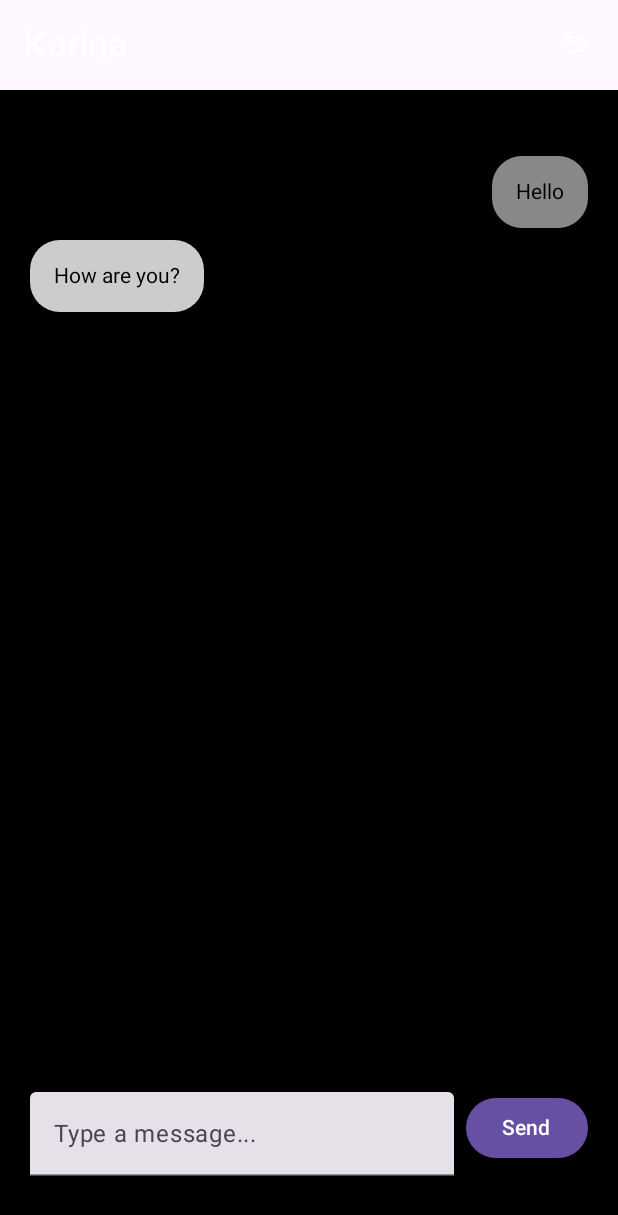
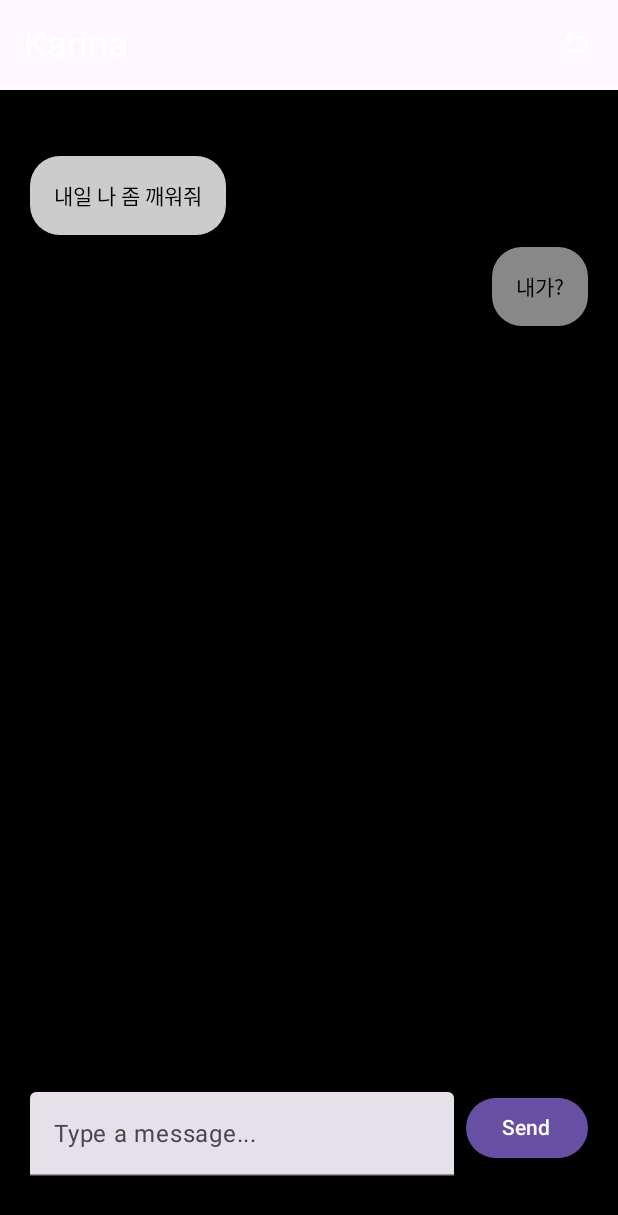
Before and after one commit to Woo124/alarm05, an Android app built with Jetpack Compose: the composable ChatView shown on its own in the app's theme, after a tap on "Karina", on a phone screen of 412 x 824 dp. Shown: the top 1215 px of the screen. Run offline under Robolectric (Android 15) with nearby library versions, the phone set to English and light mode, and no system bars; our stand-ins replace Compose Multiplatform resources; 1 statement that could not run was skipped.

Commit message:
Fix: Fix Chat Errors

```diff
--- a/composeApp/src/androidMain/AndroidManifest.xml
+++ b/composeApp/src/androidMain/AndroidManifest.xml
@@ -7,6 +7,7 @@
         android:label="@string/app_name"
         android:roundIcon="@mipmap/ic_launcher_round"
         android:supportsRtl="true"
+        android:usesCleartextTraffic="true"
         android:theme="@android:style/Theme.Material.Light.NoActionBar">
         <activity
             android:exported="true"
--- /dev/null
+++ b/composeApp/src/androidMain/kotlin/device/AudioAPI.android.kt
@@ -0,0 +1,6 @@
+package device
+
+
+actual suspend fun playAudioByPlatform(byteArray: ByteArray) {
+    playAudioCommon(byteArray)
+}
--- a/composeApp/src/commonMain/kotlin/App.kt
+++ b/composeApp/src/commonMain/kotlin/App.kt
@@ -2,16 +2,15 @@ import alarm05.composeapp.generated.resources.Res
 import alarm05.composeapp.generated.resources.SUITE_Variable
 import androidx.compose.material.MaterialTheme
 import androidx.compose.material.Typography
-import androidx.compose.runtime.*
-import androidx.compose.ui.text.TextStyle
+import androidx.compose.runtime.Composable
 import androidx.compose.ui.text.font.FontFamily
-import androidx.compose.ui.text.font.FontWeight
-import androidx.compose.ui.unit.sp
 import org.jetbrains.compose.resources.ExperimentalResourceApi
 import org.jetbrains.compose.resources.Font
 import org.jetbrains.compose.ui.tooling.preview.Preview
+import ui.main.MainAppView
 
-import ui.main.MainAppView
+
+var userName = "이름 없는 유저"
 
 
 @Composable
--- a/composeApp/src/commonMain/kotlin/ui/navigation/ChatViewController.kt
+++ b/composeApp/src/commonMain/kotlin/ui/navigation/ChatViewController.kt
@@ -1,34 +1,26 @@
 package ui.navigation
 
 import alarm05.composeapp.generated.resources.Res
-import alarm05.composeapp.generated.resources.alarm_24dp_fill1_wght700_grad_25_opsz24
-import alarm05.composeapp.generated.resources.button_alarm_add
 import alarm05.composeapp.generated.resources.undo_24dp_fill0_wght400_grad0_opsz24
-import androidx.compose.animation.*
-import androidx.compose.animation.core.FiniteAnimationSpec
-import androidx.compose.animation.core.Spring
-import androidx.compose.animation.core.spring
+import androidx.compose.animation.AnimatedVisibility
+import androidx.compose.animation.slideInVertically
+import androidx.compose.animation.slideOutVertically
 import androidx.compose.foundation.Image
 import androidx.compose.foundation.background
 import androidx.compose.foundation.layout.*
 import androidx.compose.foundation.lazy.LazyColumn
 import androidx.compose.foundation.lazy.itemsIndexed
 import androidx.compose.foundation.shape.RoundedCornerShape
-import androidx.compose.material.Card
-import androidx.compose.material.Icon
-import androidx.compose.material.IconButton
-import androidx.compose.material.Surface
-import androidx.compose.material.icons.Icons
-import androidx.compose.material.icons.filled.ArrowBack
 import androidx.compose.material3.Text
-import androidx.compose.runtime.*
+import androidx.compose.runtime.Composable
+import androidx.compose.runtime.getValue
+import androidx.compose.runtime.mutableStateOf
 import androidx.compose.runtime.saveable.rememberSaveable
+import androidx.compose.runtime.setValue
 import androidx.compose.ui.Alignment
 import androidx.compose.ui.Modifier
 import androidx.compose.ui.draw.clip
 import androidx.compose.ui.graphics.Color
-import androidx.compose.ui.layout.AlignmentLine
-import androidx.compose.ui.text.font.FontWeight
 import androidx.compose.ui.unit.dp
 import androidx.compose.ui.unit.sp
 import org.jetbrains.compose.resources.ExperimentalResourceApi
@@ -39,20 +31,27 @@ import ui.popup.ChatPopup
 import ui.theme.ClickAnimation
 import ui.theme.bounceClick
 
+import userName
+
+
+fun getChatPreset(usr: String): MutableMap<String, List<ChatMessage>> {
+    return mutableMapOf(
+        "Karina" to listOf(ChatMessage("Karina", "내일 나 좀 깨워줘"), ChatMessage(usr, "내가?")),
+        "Winter" to listOf(ChatMessage(usr,"내일 나 좀 깨워줘"), ChatMessage("Winter","내가?")),
+        "Giselle" to listOf(ChatMessage("Giselle","바빠?"), ChatMessage(usr,"자는 중....")),
+        "Ningning" to listOf(ChatMessage("Ningning","안녕?"), ChatMessage(usr,"ㅋㅋㅋㅋㅋㅋ"))
+    )
+}
+
 
 @OptIn(ExperimentalResourceApi::class)
 @Composable
 fun ChatView() {
     var showChatRoom by rememberSaveable { mutableStateOf(false) }
-    val chatPopupIndex = rememberSaveable{mutableStateOf("")}
+    val chatPopupIndex = rememberSaveable { mutableStateOf("") }
+    val chatHistoryList = rememberSaveable { mutableStateOf(listOf<ChatMessage>()) }
 
-    val chatHistory = mutableMapOf<String, MutableList<ChatMessage>>(
-        "Karina" to mutableListOf(ChatMessage("Me", "Hello"), ChatMessage("Karina", "How are you?")),
-        "Winter" to mutableListOf(ChatMessage("Winter","Good"),ChatMessage("Me","Nice")),
-        "Test" to mutableListOf(ChatMessage("Test","test1"),ChatMessage("Me","Nice"))
-
-
-    )
+    val chatHistory = rememberSaveable { getChatPreset(userName).filterKeys { userName != it }.toMutableMap() }
 
     Column(
         modifier = Modifier.fillMaxSize(),
@@ -80,9 +79,9 @@ fun ChatView() {
                 itemsIndexed(chatHistory.keys.toList()) { _, name ->
                     ChatListComponent(name) {
                         chatPopupIndex.value = name
+                        chatHistoryList.value = chatHistory[name]!!
                         showChatRoom = true
                         println(chatPopupIndex.value)
-
                     }
                 }
             }
@@ -102,7 +101,7 @@ fun ChatView() {
                     horizontalArrangement = Arrangement.SpaceBetween
                 ) {
                     Text(
-                        text = "${chatPopupIndex.value}",
+                        text = chatPopupIndex.value,
                         color = Color.White,
                         fontSize = 24.sp,
                         modifier = Modifier.weight(1f)
@@ -119,7 +118,7 @@ fun ChatView() {
                     )
                 }
 
-                ChatPopup(chatHistory, chatPopupIndex)
+                ChatPopup(chatHistoryList, chatPopupIndex)
             }
         }
     }
--- a/composeApp/src/commonMain/kotlin/ui/popup/AlarmPopup.kt
+++ b/composeApp/src/commonMain/kotlin/ui/popup/AlarmPopup.kt
@@ -1,6 +1,8 @@
 package ui.popup
 
-import androidx.compose.foundation.layout.*
+import androidx.compose.foundation.layout.Column
+import androidx.compose.foundation.layout.fillMaxWidth
+import androidx.compose.foundation.layout.padding
 import androidx.compose.foundation.text.KeyboardOptions
 import androidx.compose.material3.*
 import androidx.compose.runtime.*
@@ -9,7 +11,6 @@ import androidx.compose.ui.Modifier
 import androidx.compose.ui.text.input.KeyboardType
 import androidx.compose.ui.unit.dp
 import androidx.compose.ui.unit.sp
-import kotlinx.coroutines.launch
 import ui.navigation.AlarmInfo
 
 @OptIn(ExperimentalMaterial3Api::class)
--- a/composeApp/src/commonMain/kotlin/ui/popup/ChatPopup.kt
+++ b/composeApp/src/commonMain/kotlin/ui/popup/ChatPopup.kt
@@ -3,7 +3,6 @@ package ui.popup
 import androidx.compose.foundation.background
 import androidx.compose.foundation.layout.*
 import androidx.compose.foundation.lazy.LazyColumn
-import androidx.compose.foundation.lazy.items
 import androidx.compose.foundation.lazy.itemsIndexed
 import androidx.compose.foundation.shape.RoundedCornerShape
 import androidx.compose.material3.Button
@@ -16,23 +15,36 @@ import androidx.compose.ui.Alignment
 import androidx.compose.ui.Modifier
 import androidx.compose.ui.graphics.Color
 import androidx.compose.ui.unit.dp
-import androidx.compose.ui.unit.sp
-import kotlinx.coroutines.CoroutineScope
-import kotlinx.coroutines.Dispatchers
+import kotlinx.coroutines.delay
 import kotlinx.coroutines.launch
+import network.getChatMessages
 import network.getTTSSound
 import network.sendChatMessage
-import network.sendGetRequest
-import ui.theme.ClickAnimation
-import ui.theme.bounceClick
+
+import userName
 
 
 @Composable
 fun ChatPopup(
-    chatHistory: MutableMap<String, MutableList<ChatMessage>>,
+    chatHistoryList: MutableState<List<ChatMessage>>,
     chatPopupIndex: MutableState<String>
 ) {
     var message by rememberSaveable() { mutableStateOf("") }
+    val scope = rememberCoroutineScope()
+    val messagingLoop = rememberCoroutineScope()
+
+    messagingLoop.launch {
+        while (true) {
+            getChatMessages(userName).forEach { newMessage ->
+                val history = chatHistoryList.value.toMutableList()
+                history.add(ChatMessage(chatPopupIndex.value, newMessage))
+                chatHistoryList.value = history.toList()
+                getTTSSound("ko", newMessage)
+            }
+            delay(500)
+        }
+    }
+
     Column(
         modifier = Modifier
             .background(Color.Black)
@@ -48,14 +60,14 @@ fun ChatPopup(
                 .padding(horizontal = 20.dp),
             reverseLayout = false // 역순으로 레이아웃 설정
         ) {
-            itemsIndexed(chatHistory[chatPopupIndex.value] ?: emptyList()) { _, chatMessage ->
-                val alignment = if (chatMessage.sender == "Me") Alignment.TopEnd else Alignment.TopStart
-                val backgroundColor = if (chatMessage.sender == "Me") Color.Gray else Color.LightGray
+            itemsIndexed(chatHistoryList.value) { _, chatMessage ->
+                val alignment = if (chatMessage.sender == userName) Alignment.TopEnd else Alignment.TopStart
+                val backgroundColor = if (chatMessage.sender == userName) Color.Gray else Color.LightGray
                 Box(
                     contentAlignment = alignment,
                     modifier = Modifier
                         .fillMaxWidth()
-                        .padding(vertical = 4.dp) // 각 채팅 아이템 사이의 간격 추가
+                        .padding(vertical = 4.dp)  // 각 채팅 아이템 사이의 간격 추가
                 ) {
                     Box(
                         modifier = Modifier
@@ -67,7 +79,6 @@ fun ChatPopup(
                             text = chatMessage.message,
                             color = Color.Black,
                             modifier = Modifier.padding(8.dp)
-
                         )
                     }
                 }
@@ -82,8 +93,6 @@ fun ChatPopup(
             TextField(
                 value = message,
                 onValueChange = { message = it },
-
-
                 modifier = Modifier
                     .weight(1f)
                     .padding(end = 8.dp), // 텍스트 필드와 버튼 사이에 간격을 둠
@@ -93,18 +102,17 @@ fun ChatPopup(
             Button(
                 onClick = {
                     if (message.isNotEmpty()) {
-                        val newChatMessage = ChatMessage(sender = "Me", message = message)
+                        val newChatMessage = ChatMessage(sender = userName, message = message)
+                        val history = chatHistoryList.value.toMutableList()
+                        history.add(newChatMessage)
+                        chatHistoryList.value = history.toList()  // 메시지를 채팅 기록에 추가
 
-                        chatHistory[chatPopupIndex.value]?.add(newChatMessage) // 메시지를 채팅 기록에 추가
-                        val coroutineScope = CoroutineScope(Dispatchers.Main) // 또는 다른 디스패처를 선택합니다.
-                        coroutineScope.launch {
-                            sendChatMessage(newChatMessage.sender, message)
-                            getTTSSound("ko", message)
+                        scope.launch {
+                            sendChatMessage(chatPopupIndex.value, message)
                             message = "" // 메시지 전송 후 텍스트 필드 비우기
                         }
-                        println(newChatMessage.sender)
 
-
+                        println("[ME: ${userName}] Send message $message to ${chatPopupIndex.value}")
                     }
                 },
                  // 버튼을 텍스트 필드의 중앙에 맞춤
--- a/gradle/libs.versions.toml
+++ b/gradle/libs.versions.toml
@@ -17,8 +17,10 @@ junit = "4.13.2"
 kotlin = "1.9.23"
 material3Android = "1.2.1"
 ktor = "1.6.7"
+korge = "5.4.0"
 
 [libraries]
+kotlin-stdlib = { module = "org.jetbrains.kotlin:kotlin-stdlib", version.ref = "kotlin" }
 kotlin-test = { module = "org.jetbrains.kotlin:kotlin-test", version.ref = "kotlin" }
 kotlin-test-junit = { module = "org.jetbrains.kotlin:kotlin-test-junit", version.ref = "kotlin" }
 junit = { group = "junit", name = "junit", version.ref = "junit" }
@@ -37,6 +39,9 @@ ktor-client-core = { module = "io.ktor:ktor-client-core", version.ref = "ktor" }
 ktor-client-cio = { module = "io.ktor:ktor-client-cio", version.ref = "ktor" }
 ktor-client-json = { module = "io.ktor:ktor-client-json", version.ref = "ktor" }
 ktor-client-serialization = { module = "io.ktor:ktor-client-serialization", version.ref = "ktor" }
+korge = { module = "com.soywiz.korge:korge", version.ref = "korge" }
+korge-core = { module = "com.soywiz.korge:korge-core", version.ref = "korge" }
+korge-foundation = { module = "com.soywiz.korge:korge-foundation", version.ref = "korge" }
 
 [plugins]
 androidApplication = { id = "com.android.application", version.ref = "agp" }
```
Also changed, not shown: composeApp/build.gradle.kts (+21 -30 lines), composeApp/src/commonMain/kotlin/device/AudioAPI.kt (added, +32 -0 lines), composeApp/src/commonMain/kotlin/network/ServerAPI.kt (+18 -47 lines), 4 other files.
